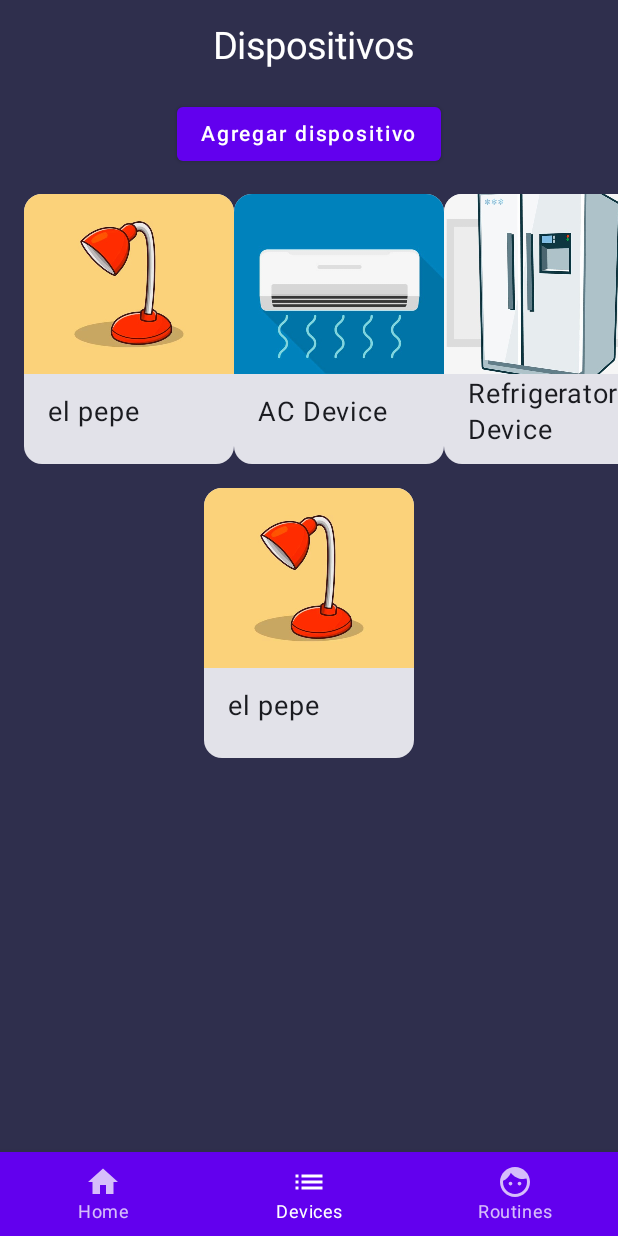
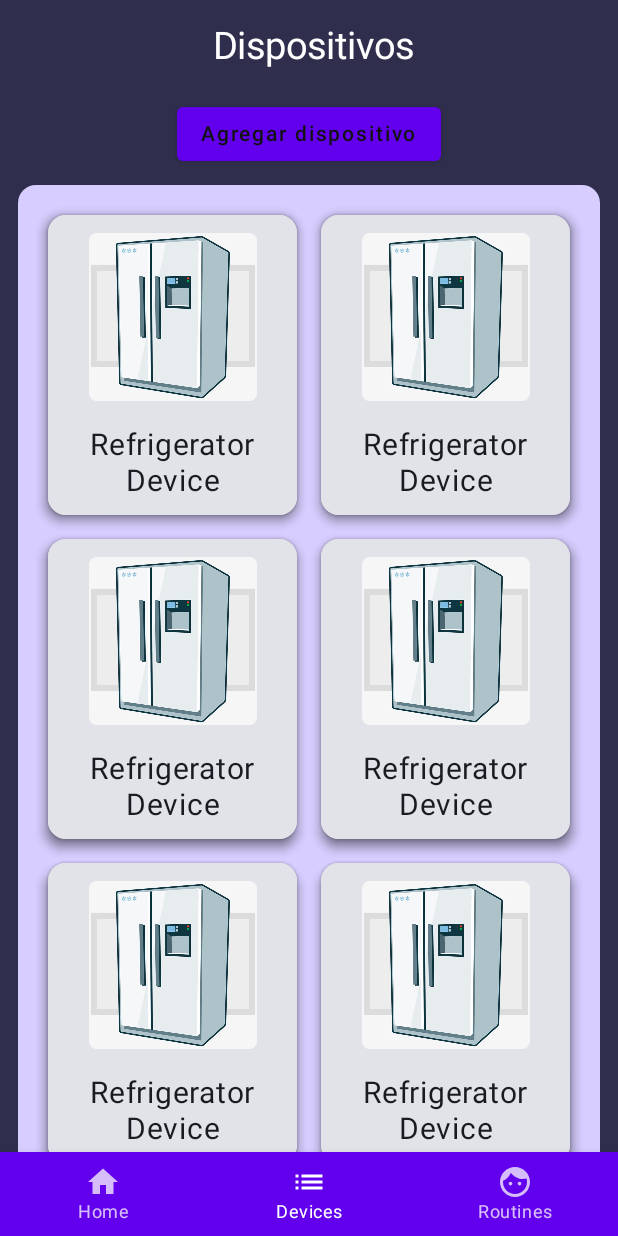
Before and after one commit to santiagohirsch/SmartLiving---Android, an Android app built with Jetpack Compose: the devices_screen screen opened through its navigation route, on a phone screen of 412 x 824 dp. Run offline under Robolectric (Android 15) with nearby library versions, the light colour scheme and no system bars.

Commit message:
Design Changes

```diff
--- a/app/src/main/java/com/example/myapplication/AppNavGraph.kt
+++ b/app/src/main/java/com/example/myapplication/AppNavGraph.kt
@@ -5,8 +5,6 @@ import androidx.compose.runtime.Composable
 import androidx.navigation.NavHostController
 import androidx.navigation.compose.NavHost
 import androidx.navigation.compose.composable
-import com.example.myapplication.ui.components.DeviceCard
-import com.example.myapplication.ui.components.devices.Lamp
 import com.example.myapplication.ui.screens.LandingScreen
 import com.example.myapplication.ui.screens.RoutinesScreen
 
@@ -20,13 +18,10 @@ fun AppNavGraph(navController: NavHostController) {
             LandingScreen(navController)
         }
         composable(Screen.SecondScreen.route) {
-            DevicesScreen(navController = navController)
+            DevicesScreen()
         }
         composable(Screen.ThirdScreen.route) {
             RoutinesScreen()
         }
-        composable(Screen.DeviceScreen.route){
-
-        }
     }
 }
--- a/app/src/main/java/com/example/myapplication/Screen.kt
+++ b/app/src/main/java/com/example/myapplication/Screen.kt
@@ -1,7 +1,6 @@
 package com.example.myapplication
 
 import androidx.compose.material.icons.Icons
-import androidx.compose.material.icons.filled.Add
 import androidx.compose.material.icons.filled.Face
 import androidx.compose.material.icons.filled.Home
 import androidx.compose.material.icons.filled.List
@@ -11,5 +10,4 @@ sealed class Screen(val title: String, val icon: ImageVector, val route: String)
     object FirstScreen: Screen("Home", Icons.Filled.Home, "landing_screen")
     object SecondScreen: Screen("Devices", Icons.Filled.List, "devices_screen")
     object ThirdScreen: Screen("Routines", Icons.Filled.Face, "routines_screen")
-    object DeviceScreen: Screen("Cualquier cosa", Icons.Filled.Add, "d_screen")
 }
--- a/app/src/main/java/com/example/myapplication/ui/components/DeviceCard.kt
+++ b/app/src/main/java/com/example/myapplication/ui/components/DeviceCard.kt
@@ -1,21 +1,22 @@
 package com.example.myapplication.ui.components
 
-import DevicesScreen
 import androidx.compose.foundation.Image
 import androidx.compose.foundation.background
 import androidx.compose.foundation.clickable
 import androidx.compose.foundation.layout.Box
 import androidx.compose.foundation.layout.Column
-import androidx.compose.foundation.layout.Row
 import androidx.compose.foundation.layout.fillMaxSize
 import androidx.compose.foundation.layout.fillMaxWidth
 import androidx.compose.foundation.layout.height
 import androidx.compose.foundation.layout.padding
+import androidx.compose.foundation.layout.size
 import androidx.compose.foundation.layout.width
+import androidx.compose.foundation.shape.RoundedCornerShape
 import androidx.compose.material.IconButton
 import androidx.compose.material.icons.Icons
 import androidx.compose.material.icons.outlined.KeyboardArrowLeft
 import androidx.compose.material3.Card
+import androidx.compose.material3.CardDefaults
 import androidx.compose.material3.Icon
 import androidx.compose.material3.Text
 import androidx.compose.runtime.Composable
@@ -25,20 +26,16 @@ import androidx.compose.runtime.remember
 import androidx.compose.runtime.setValue
 import androidx.compose.ui.Alignment
 import androidx.compose.ui.Modifier
+import androidx.compose.ui.draw.clip
 import androidx.compose.ui.graphics.Color
 import androidx.compose.ui.layout.ContentScale
 import androidx.compose.ui.res.painterResource
+import androidx.compose.ui.text.style.TextAlign
+import androidx.compose.ui.tooling.preview.Preview
 import androidx.compose.ui.unit.dp
 import androidx.compose.ui.unit.sp
 import androidx.compose.ui.window.Dialog
-import androidx.navigation.NavHostController
-import androidx.navigation.compose.NavHost
-import androidx.navigation.compose.composable
-import androidx.navigation.compose.rememberNavController
-import com.example.myapplication.ui.components.devices.Ac
-import com.example.myapplication.ui.components.devices.Door
-import com.example.myapplication.ui.components.devices.Lamp
-import com.example.myapplication.ui.components.devices.Vacuum
+import com.example.myapplication.ui.theme.MyApplicationTheme
 import com.example.myapplication.util.devicesrep.CurrentDevices
 import com.example.myapplication.util.devicesvm.DeviceViewModel
 import com.example.myapplication.util.devicesvm.LampViewModel
@@ -46,58 +43,75 @@ import com.example.myapplication.util.devicesvm.LampViewModel
 @Composable
 fun DeviceCard(
     device: DeviceViewModel,
-    navController: NavHostController
+    modifier: Modifier = Modifier
 ) {
     var showDialog by remember { mutableStateOf(false) }
 
     Card(
+        modifier = modifier
+            .padding(8.dp)
+            .width(140.dp)
+            .height(200.dp),
+        elevation = CardDefaults.cardElevation(defaultElevation = 5.dp)
+    ) {
+        Column(
+            horizontalAlignment = Alignment.CenterHorizontally,
             modifier = Modifier
-            .width(140.dp)
-            .height(180.dp)
+                .fillMaxSize()
+                .clip(RoundedCornerShape(5.dp))
         ) {
-        Column(modifier = Modifier.fillMaxSize()) {
             Image(
                 painter = painterResource(device.img),
                 contentDescription = null,
                 modifier = Modifier
+                    .padding(top = 12.dp, bottom = 6.dp)
+                    .clip(RoundedCornerShape(5.dp))
                     .clickable { showDialog = true }
-                        .width(140.dp)
-                        .height(120.dp),
+                    .size(112.dp),
                 contentScale = ContentScale.Crop
             )
-
             Box(
+                contentAlignment = Alignment.Center,
                 modifier = Modifier
                     .fillMaxWidth()
-                    .height(50.dp)
-                    .padding(horizontal = 16.dp)
-            ) {
-                Row(
-                    modifier = Modifier.fillMaxSize(),
-                    verticalAlignment = Alignment.CenterVertically
+                    .weight(1f) // Allocate remaining space to the second element
             ) {
                 Text(
                     text = device.name,
-                        fontSize = 18.sp,
-                        modifier = Modifier.weight(1f)
+                    textAlign = TextAlign.Center,
+                    fontSize = 20.sp,
+                    modifier = modifier
+                        .clip(RoundedCornerShape(5.dp))
+                    //style = MaterialTheme.typography.headlineSmall
                 )
-                }
             }
         }
     }
 
     if (showDialog) {
-        FullscreenDialog(device = device, onDismiss = {showDialog = false})
+        CustomDialog(device = device, onDismiss = {showDialog = false})
+    }
+}
+
+@Preview
+@Composable
+fun DeviceCardPreview() {
+    MyApplicationTheme {
+        DeviceCard(device = LampViewModel("el pepe"))
     }
 }
 
 @Composable
-fun FullscreenDialog(device: DeviceViewModel,onDismiss: ()-> Unit) {
+fun CustomDialog(device: DeviceViewModel,onDismiss: ()-> Unit) {
     val currentDevices: CurrentDevices = CurrentDevices()
     Dialog(
         onDismissRequest = { onDismiss()},
         content = {
-            Box( modifier = Modifier.background(Color.White)) {
+            Box(
+                modifier = Modifier
+                    .background(Color.White)
+                    .height(680.dp)
+            ) {
                 IconButton(
                     onClick = {
                         onDismiss()
@@ -108,6 +122,4 @@ fun FullscreenDialog(device: DeviceViewModel,onDismiss: ()-> Unit) {
                 currentDevices.ViewDevice(device)
             }
     })
-
-
 }
--- a/app/src/main/java/com/example/myapplication/ui/screens/DevicesScreen.kt
+++ b/app/src/main/java/com/example/myapplication/ui/screens/DevicesScreen.kt
@@ -1,6 +1,6 @@
 import android.widget.Toast
-import androidx.compose.foundation.Image
-import androidx.compose.foundation.clickable
+import androidx.annotation.DrawableRes
+import androidx.compose.foundation.background
 import androidx.compose.foundation.layout.Arrangement
 import androidx.compose.foundation.layout.Box
 import androidx.compose.foundation.layout.Column
@@ -12,10 +12,11 @@ import androidx.compose.foundation.layout.fillMaxSize
 import androidx.compose.foundation.layout.fillMaxWidth
 import androidx.compose.foundation.layout.height
 import androidx.compose.foundation.layout.padding
-import androidx.compose.foundation.layout.size
 import androidx.compose.foundation.layout.width
 import androidx.compose.foundation.layout.wrapContentHeight
-import androidx.compose.foundation.lazy.LazyRow
+import androidx.compose.foundation.lazy.grid.GridCells
+import androidx.compose.foundation.lazy.grid.LazyVerticalGrid
+import androidx.compose.foundation.shape.RoundedCornerShape
 import androidx.compose.material.Button
 import androidx.compose.material.DropdownMenuItem
 import androidx.compose.material.ExperimentalMaterialApi
@@ -31,23 +32,24 @@ import androidx.compose.runtime.remember
 import androidx.compose.runtime.setValue
 import androidx.compose.ui.Alignment
 import androidx.compose.ui.Modifier
+import androidx.compose.ui.draw.clip
 import androidx.compose.ui.graphics.Color
 import androidx.compose.ui.platform.LocalContext
-import androidx.compose.ui.res.painterResource
+import androidx.compose.ui.res.colorResource
 import androidx.compose.ui.res.stringResource
 import androidx.compose.ui.text.style.TextAlign
+import androidx.compose.ui.tooling.preview.Preview
 import androidx.compose.ui.unit.dp
 import androidx.compose.ui.unit.sp
 import androidx.compose.ui.window.Dialog
-import androidx.navigation.NavHostController
 import com.example.myapplication.R
 import com.example.myapplication.ui.components.DeviceCard
 import com.example.myapplication.util.devicesrep.CurrentDevices
-import com.example.myapplication.util.devicesvm.LampViewModel
 
 @OptIn(ExperimentalMaterialApi::class)
+@Preview
 @Composable
-fun DevicesScreen(navController: NavHostController) {
+fun DevicesScreen() {
     val currentDevices: CurrentDevices = CurrentDevices()
     val openDialog = remember {
         mutableStateOf(false)
@@ -57,7 +59,7 @@ fun DevicesScreen(navController: NavHostController) {
     }
     val listItems = arrayOf("Horno", "Lampara", "Heladera", "Puerta", "Aspiradora")
     val contextForToast = LocalContext.current.applicationContext
-    var expaned by remember {
+    var expanded by remember {
         mutableStateOf(false)
     }
     var selected by remember {
@@ -80,16 +82,17 @@ fun DevicesScreen(navController: NavHostController) {
                 textAlign = TextAlign.Center,
                 modifier = Modifier
                     .fillMaxWidth()
-                    .padding(top = 16.dp)
-                    .padding(start = 5.dp)
-                    .padding(bottom = 20.dp)
+                    .padding(start = 5.dp, top = 16.dp, bottom = 20.dp)
             )
             Button(
                 onClick = {
                     openDialog.value = true
                 }
             ) {
-                Text(text = "Agregar dispositivo")
+                Text(
+                    text = "Agregar dispositivo",
+                    color = colorResource(id = R.color.text)
+                )
             }
             if (openDialog.value){
                 Dialog(
@@ -123,9 +126,9 @@ fun DevicesScreen(navController: NavHostController) {
                                 )
                                 Spacer(modifier = Modifier.height(20.dp))
                                 ExposedDropdownMenuBox(
-                                    expanded = expaned,
+                                    expanded = expanded,
                                     onExpandedChange = {
-                                        expaned = !expaned
+                                        expanded = !expanded
                                     }
                                 ) {
                                     TextField(
@@ -134,19 +137,19 @@ fun DevicesScreen(navController: NavHostController) {
                                         readOnly = true,
                                         label = { Text(text = "Tipo de dispositivo")},
                                         trailingIcon = {
-                                            ExposedDropdownMenuDefaults.TrailingIcon(expanded = expaned)
+                                            ExposedDropdownMenuDefaults.TrailingIcon(expanded = expanded)
                                         }
                                     )
                                     ExposedDropdownMenu(
-                                        expanded = expaned,
-                                        onDismissRequest = { expaned = false }
+                                        expanded = expanded,
+                                        onDismissRequest = { expanded = false }
                                     ) {
                                         listItems.forEach {
                                                 selectedOption ->
                                             DropdownMenuItem(onClick = {
                                                 selected = selectedOption
                                                 Toast.makeText(contextForToast, selectedOption, Toast.LENGTH_SHORT).show()
-                                                expaned = false
+                                                expanded = false
                                                 dropDownEnabled = true
                                             }) {
                                                 Text(text = selectedOption)
@@ -187,49 +190,30 @@ fun DevicesScreen(navController: NavHostController) {
                     }
                 }
             }
-            LazyRow(
-                contentPadding = PaddingValues(16.dp)
+            Spacer(modifier = Modifier.height(10.dp))
+            LazyVerticalGrid(
+                modifier = Modifier
+                    .fillMaxWidth()
+                    .padding(horizontal = 12.dp)
+                    .clip(RoundedCornerShape(12.dp))
+                    .background(colorResource(R.color.secondary_button)),
+                columns = GridCells.Adaptive(140.dp),//Fixed(2),
+                contentPadding = PaddingValues(12.dp),
             ) {
-                items(1) {
-                    for(device in currentDevices.devices)
-                        DeviceCard(device = device, navController = navController)
+                items(getTotalDevices()) {
+                    for(device in currentDevices.devices) {
+                        DeviceCard(
+                            device = device
+                        )
+                    }
                 }
 
             }
-            DeviceCard(device = LampViewModel("el pepe"), navController = navController)
         }
     }
 }
 
-@Composable
-fun ClickableImage(
-    resourceId: Int,
-    contentDescription: String,
-    onClick: () -> Unit
-) {
-    Box(
-        modifier = Modifier
-            .size(100.dp)
-            .padding(top = 5.dp)
-            .clickable(onClick = onClick)
-    ) {
-        Image(
-            painter = painterResource(id = resourceId),
-            contentDescription = contentDescription,
-            modifier = Modifier.fillMaxSize()
-        )
-    }
-}
-
-// TODO: este nombre esta mal (nombre y retorna INT) o esta no es una funcion composable
-// "The Compose function:
-//      MUST be a noun: DoneButton()
-//      NOT a verb or verb phrase: DrawTextField()
-//      NOT a nouned preposition: TextFieldWithLink()
-//      NOT an adjective: Bright()
-//      NOT an adverb: Outside()
-//      Nouns MAY be prefixed by descriptive adjectives: RoundIcon()"
-@Composable
+@DrawableRes
 fun getImageResourceId(index: Int): Int {
     return when (index % 3) {
         0 -> R.drawable.ac
@@ -237,3 +221,7 @@ fun getImageResourceId(index: Int): Int {
         else -> R.drawable.lampara
     }
 }
+
+fun getTotalDevices(): Int{
+    return 10
+}
```
Also changed, not shown: app/src/main/java/com/example/myapplication/ui/components/devices/LampScreen.kt (+4 -5 lines), app/src/main/java/com/example/myapplication/util/devicesrep/CurrentDevices.kt (+8 -16 lines). Lines whose indentation alone changed are shown as unchanged.
